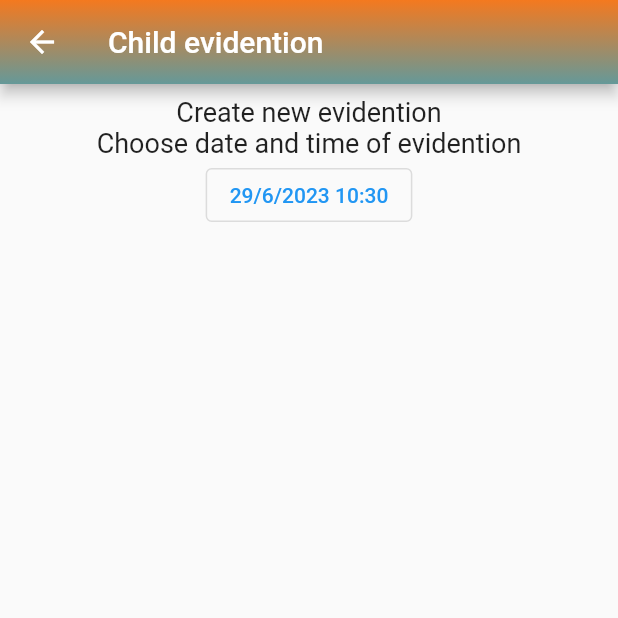
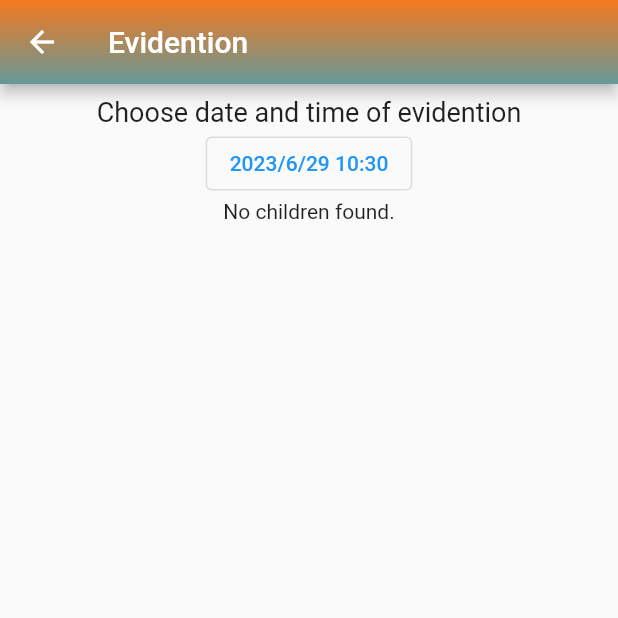
Before and after one commit to skovacic1998/diplomski, a Flutter app: the EvidentionScreen screen opened directly, on a phone screen of 412 x 824 dp, the top half of it. Run offline on Flutter 3.47's test engine with Material 2 defaults, Android fonts, the phone set to English and light mode, and no system bars; our stand-ins replace cloud_firestore, firebase_auth, firebase_core, flutter_riverpod; accounts and stored records are empty.

Commit message:
Evidention screen almost finsihed, needs button to save evidention to firestore

```diff
--- a/vrtic/lib/providers/evidention_provider.dart
+++ b/vrtic/lib/providers/evidention_provider.dart
@@ -1,4 +1,6 @@
 
 import 'package:flutter_riverpod/flutter_riverpod.dart';
 
-final dateTimeProvider = StateProvider<DateTime?>((ref) => null);
+final dateTimeProvider = StateProvider.autoDispose<DateTime>((ref) => DateTime.now());
+
+final selectedChildrenProvider = StateProvider.autoDispose<List<int>>((ref) => []);
--- a/vrtic/lib/reusable_widgets/reusable_widget.dart
+++ b/vrtic/lib/reusable_widgets/reusable_widget.dart
@@ -1,5 +1,7 @@
 import 'package:cloud_firestore/cloud_firestore.dart';
 import 'package:flutter/material.dart';
+import 'package:flutter_riverpod/flutter_riverpod.dart';
+import 'package:vrtic/providers/evidention_provider.dart';
 
 import '../utils/color_utils.dart';
 
@@ -79,6 +81,87 @@ Container signInSignUpButton(
   );
 }
 
+class ChildObjectListMultiSelect extends ConsumerWidget {
+  const ChildObjectListMultiSelect({Key? key}) : super(key: key);
+
+  @override
+  Widget build(BuildContext context, WidgetRef ref) {
+    final selectedItems = ref.watch(selectedChildrenProvider);
+
+    return StreamBuilder<QuerySnapshot>(
+      stream: FirebaseFirestore.instance.collection('child').snapshots(),
+      builder: (context, snapshot) {
+        if (snapshot.hasError) {
+          return Text('Error: ${snapshot.error}');
+        }
+
+        if (snapshot.connectionState == ConnectionState.waiting) {
+          return const Center(
+            child: CircularProgressIndicator(),
+          );
+        }
+
+        final children = snapshot.data?.docs;
+
+        if (children == null || children.isEmpty) {
+          return const Text('No children found.');
+        }
+
+        return SizedBox(
+            height: MediaQuery.of(context).size.height * 0.6,
+            child: ListView.builder(
+              shrinkWrap: true,
+              itemCount: children.length,
+              itemBuilder: (context, index) {
+                final child = children[index].data() as Map<String, dynamic>;
+                final childName = child['name'];
+                final childSurname = child['surname'];
+                return ListTile(
+                  tileColor: selectedItems.contains(index)
+                      ? Colors.blue.withOpacity(0.5)
+                      : Colors.transparent,
+                  onTap: () {
+                    if (!selectedItems.contains(index)) {
+                      ref.read(selectedChildrenProvider.notifier).state = [...selectedItems, index];
+                    }
+                  },
+                  onLongPress: () {
+                    ref.read(selectedChildrenProvider.notifier).state = [
+                      ...selectedItems.where((item) => item != index),
+                    ];
+                  },
+                  leading: const Icon(
+                    Icons.child_care,
+                    size: 40,
+                  ),
+                  title: Text('$childName'),
+                  subtitle: Row(
+                    children: [
+                      Text(childSurname),
+                      const SizedBox(
+                        width: 20,
+                      ),
+                      checkChildSex(
+                        child['sex'].toString(),
+                      ),
+                    ],
+                  ),
+                );
+              },
+            ),
+          );
+      },
+    );
+  }
+
+  double calculateListViewHeight(int itemCount, BuildContext context) {
+    const listTileHeight = 56.0;
+    final totalHeight = listTileHeight * itemCount;
+    final maxHeight = MediaQuery.of(context).size.height * 0.6;
+    return totalHeight > maxHeight ? maxHeight : totalHeight;
+  }
+}
+
 class ChildObjectList extends StatelessWidget {
   final String userId;
 
@@ -97,15 +180,13 @@ class ChildObjectList extends StatelessWidget {
         }
 
         if (!snapshot.data!.exists) {
-          return const Text(
-              'User not found');
+          return const Text('User not found');
         }
 
         List<dynamic>? children =
             (snapshot.data!.data() as Map<String, dynamic>?)?['children'];
         if (children == null || children.isEmpty) {
-          return const Text(
-              'No children found');
+          return const Text('No children found');
         }
 
         return ListView.builder(
@@ -140,7 +221,7 @@ class ChildObjectList extends StatelessWidget {
     );
   }
 
-  void deleteChildFromChildTable(String childName, String childSurname){
+  void deleteChildFromChildTable(String childName, String childSurname) {
     FirebaseFirestore.instance
         .collection('child')
         .where('name', isEqualTo: childName)
@@ -168,7 +249,8 @@ class ChildObjectList extends StatelessWidget {
         List<dynamic>? children = docSnapshot.data()?['children'];
 
         if (children != null) {
-            children.removeWhere((child) => child['name'] == childName && child['surname'] == childSurname);
+          children.removeWhere((child) =>
+              child['name'] == childName && child['surname'] == childSurname);
 
           FirebaseFirestore.instance
               .collection('users')
@@ -187,9 +269,8 @@ class ChildObjectList extends StatelessWidget {
       builder: (BuildContext context) {
         return AlertDialog(
           title: const Text('Remove child?'),
-          content: const Text(
-            'Do you wish to remove this child from our database?'
-          ),
+          content:
+              const Text('Do you wish to remove this child from our database?'),
           actions: <Widget>[
             TextButton(
               style: TextButton.styleFrom(
@@ -207,7 +288,8 @@ class ChildObjectList extends StatelessWidget {
               child: const Text('Yes'),
               onPressed: () {
                 deleteChildFromChildTable(child['name'], child['surname']);
-                  deleteChildByNameAndSurname(userId, child['name'], child['surname']);
+                deleteChildByNameAndSurname(
+                    userId, child['name'], child['surname']);
                 Navigator.of(context).pop();
               },
             ),
@@ -216,13 +298,13 @@ class ChildObjectList extends StatelessWidget {
       },
     );
   }
+}
 
 Text checkChildSex(String sex) {
-    if(sex == "0"){
+  if (sex == "0") {
     return const Text("Male");
-    }else{
+  } else {
     return const Text("Female");
-    }
   }
 }
 
--- /dev/null
+++ b/vrtic/lib/screens/custom_datetime_picker.dart
@@ -0,0 +1,63 @@
+import 'package:flutter/material.dart';
+import 'package:flutter_riverpod/flutter_riverpod.dart';
+
+import '../providers/evidention_provider.dart';
+
+class CustomDateTimePicker extends ConsumerStatefulWidget {
+  const CustomDateTimePicker({super.key});
+
+  @override
+  ConsumerState<CustomDateTimePicker> createState() => _CustomDateTimePickerState();
+}
+
+class _CustomDateTimePickerState extends ConsumerState<CustomDateTimePicker> {
+  @override
+  Widget build(BuildContext context) {
+    DateTime dateTime = ref.watch(dateTimeProvider);
+    return Center(
+      // appBar: customAppBar('Child evidention'),
+      child: Column(
+        // body: Padding(
+        //   padding: const EdgeInsets.all(8),
+        //   child: Center(
+        //     child: Column(
+        mainAxisAlignment: MainAxisAlignment.start,
+        children: [
+          const Text('Choose date and time of evidention',
+              style: TextStyle(fontSize: 18)),
+          OutlinedButton(
+            onPressed: () async {
+              final date = await pickDate();
+              if (date == null) return;
+              final time = await pickTime();
+              if (time == null) return;
+              final newDateTime = DateTime(
+                  date.year, date.month, date.day, time.hour, time.minute);
+              setState(() {
+                dateTime = newDateTime;
+                ref.read(dateTimeProvider.notifier).state = newDateTime;
+              });
+            },
+            child: Text(
+                '${dateTime.year}/${dateTime.month}/${dateTime.day} ${dateTime.hour}:${dateTime.minute}'),
+          ),
+        ],
+      ),
+    );
+    //     ),
+    //   ),
+    // );
+  }
+
+  Future<DateTime?> pickDate() => showDatePicker(
+        context: context,
+        initialDate: ref.read(dateTimeProvider),
+        firstDate: DateTime(2000),
+        lastDate: DateTime(2100),
+      );
+  Future<TimeOfDay?> pickTime() => showTimePicker(
+        context: context,
+        initialTime:
+            TimeOfDay(hour: DateTime.now().hour, minute: DateTime.now().minute),
+      );
+}
--- a/vrtic/lib/screens/evidention_screen.dart
+++ b/vrtic/lib/screens/evidention_screen.dart
@@ -1,76 +1,21 @@
 import 'package:flutter/material.dart';
-import 'package:flutter_riverpod/flutter_riverpod.dart';
 import 'package:vrtic/reusable_widgets/reusable_widget.dart';
+import 'package:vrtic/screens/custom_datetime_picker.dart';
 
 class EvidentionScreen extends StatelessWidget {
   const EvidentionScreen({super.key});
+
   @override
   Widget build(BuildContext context) {
-    DateTime dateTime = DateTime.now();
     return Scaffold(
-      appBar: customAppBar('Child evidention'),
-      body: Padding(
-        padding: const EdgeInsets.all(8),
-        child: Center(
-          child: Column(
-            mainAxisAlignment: MainAxisAlignment.start,
-            children: [
-              const Text('Create new evidention',
-                  style: TextStyle(fontSize: 18)),
-              const Text('Choose date and time of evidention',
-                  style: TextStyle(fontSize: 18)),
-              Consumer(
-                builder: (BuildContext context, WidgetRef ref, Widget? child) {
-                  return OutlinedButton(
-                    onPressed: () async {
-                      DateTime? date = await showDatePicker(
-                        context: context,
-                        initialDate: dateTime,
-                        firstDate: DateTime(2000),
-                        lastDate: DateTime(2100),
-                      );
-                      if (date == null) return;
-                      TimeOfDay? time = await showTimePicker(
-                        context: context,
-                        initialTime: TimeOfDay(
-                            hour: dateTime.hour, minute: dateTime.minute),
-                      );
-                      if (time == null) return;
-
-                      final dateAndTime = DateTime(date.day, date.month,
-                          date.year, time.hour, time.minute);
-                    },
-                    child: Text(
-                        '${dateTime.day}/${dateTime.month}/${dateTime.year} ${dateTime.hour}:${dateTime.minute}'),
-                  );
-                },
-              ),
-            ],
-          ),
-        ),
+      appBar: customAppBar('Evidention'),
+      body: const Padding(
+        padding: EdgeInsets.all(8),
+        child: Column(children: [
+          CustomDateTimePicker(),
+          Align(alignment: Alignment.topCenter,child: ChildObjectListMultiSelect()),
+        ]),
       ),
     );
   }
-
-  // Future pickDateAndTime(DateTime dateTime, BuildContext context) async {
-  //   DateTime? date = await pickDate(dateTime, context);
-  //   if (date == null) return;
-  //   TimeOfDay? time = await pickTime(dateTime, context);
-  //   if (time == null) return;
-
-  //   final dateAndTime =
-  //       DateTime(date.day, date.month, date.year, time.hour, time.minute);
-  // }
-
-  // Future<DateTime?> pickDate(DateTime datetime, BuildContext context) =>
-  //     showDatePicker(
-  //         context: context,
-  //         initialDate: datetime,
-  //         firstDate: DateTime(2000),
-  //         lastDate: DateTime(2100));
-
-  // Future<TimeOfDay?> pickTime(DateTime dateTime, BuildContext context) =>
-  //     showTimePicker(
-  //         context: context,
-  //         initialTime: TimeOfDay(hour: dateTime.hour, minute: dateTime.minute));
 }
```
Lines whose indentation alone changed are shown as unchanged.
